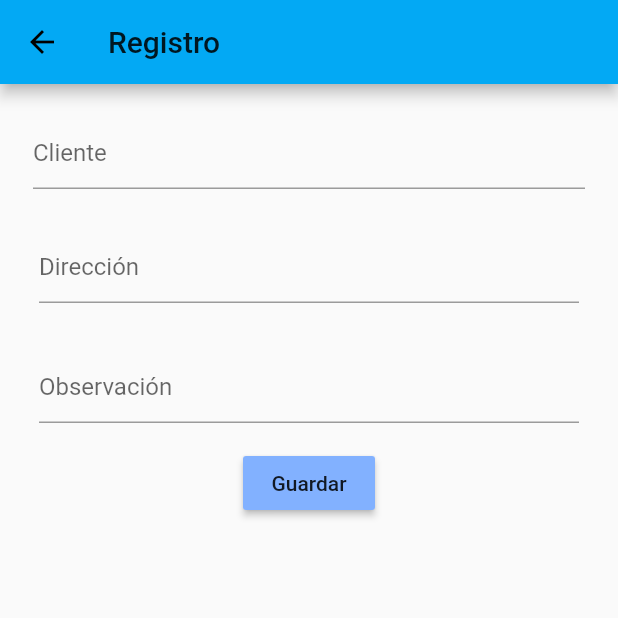
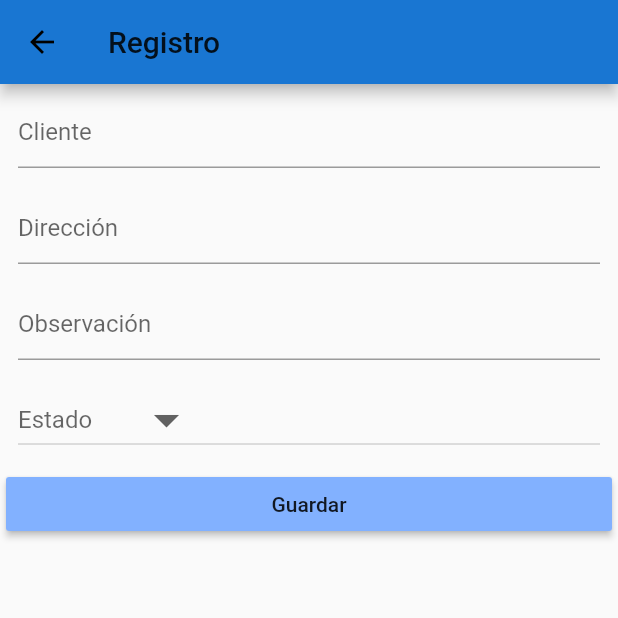
Before and after one commit to hhbravo/courier-flutter, a Flutter app: the OrderDetailPage screen opened directly with empty values, after a tap on "Guardar", on a phone screen of 412 x 824 dp, the top half of it. Run offline on Flutter 3.47's test engine with Material 2 defaults, Android fonts, the phone set to English and light mode, and no system bars; our stand-ins replace location, sqflite; accounts and stored records are empty; network calls fail; Roboto replaces fonts that are missing (Nunito); statements that could not run were skipped.

Commit message:
form registro de estado

```diff
--- a/lib/data/rest_ds.dart
+++ b/lib/data/rest_ds.dart
@@ -8,7 +8,7 @@ class RestDatasource {
   static final BASE_URL = "http://www.choice-aduanas.com.pe/control/servicio/";
   static final URL_LOGIN = BASE_URL + 'services?user={0}&password={1}';
   static final URL_ORDERS = BASE_URL + 'orden?user={0}';
-  static final URL_UPDATE_ORDER = BASE_URL + 'updateOrden?latitud={0}&longitud={1}&observacion={2}&id={3}';
+  static final URL_UPDATE_ORDER = BASE_URL + 'updateOrden?idcourier={0}&user={1}&latitud={2}&longitud={3}&observacion={4}&estado={5}';
 
   Future<User> login(String username, String password) async {
     var url = URL_LOGIN.replaceAll("{0}", username).replaceAll("{1}", password);
@@ -46,8 +46,9 @@ class RestDatasource {
     }
   }
 
-  Future<String> updateOrder(String id, String lat, String lon, String observation) async {
-    var url = URL_UPDATE_ORDER.replaceAll("{0}", lat).replaceAll("{1}", lon).replaceAll("{2}", observation).replaceAll("{3}", id);
+  Future<String> updateOrder(String idOrder, String lat, String lon, String observation, String idUser, String status) async {
+    var url = URL_UPDATE_ORDER.replaceAll("{0}", idOrder).replaceAll("{1}", idUser)
+    .replaceAll("{2}", lat).replaceAll("{3}", lon).replaceAll("{4}", observation).replaceAll("{5}", status);
     final response = await http.post(url, headers: {"Content-Type": "application/json"});
 
     if (response.statusCode == 200) {
--- a/lib/ui/orders/orders_detail.dart
+++ b/lib/ui/orders/orders_detail.dart
@@ -14,12 +14,10 @@ class OrderDetailPage extends StatefulWidget {
 }
 
 class _OrderDetailPageState extends State<OrderDetailPage>
-  implements OrderScreenContract{
+    implements OrderScreenContract {
   Map<String, double> _startLocation;
   Map<String, double> _currentLocation;
-
   StreamSubscription<Map<String, double>> _locationSubscription;
-
   Location _location = new Location();
 
   bool _permission = false;
@@ -32,13 +30,33 @@ class _OrderDetailPageState extends State<OrderDetailPage>
   Order order;
 
   String _observation;
+  String _status;
+  String _selectedStatus;
   String error;
+
+  List<DropdownMenuItem<String>> listDropStatus = [];
 
   OrderScreenPresenter _presenter;
 
   _OrderDetailPageState(Order order) {
     this.order = order;
     _presenter = new OrderScreenPresenter(this);
+  }
+
+  void loadStatus() {
+    listDropStatus = [];
+    List<String> drop = [
+      'Pendiente',
+      'Asignado',
+      'Entregado',
+      'Rechazado',
+      'Cerrado'
+    ];
+    int index = 0;
+    listDropStatus = drop
+        .map((val) => new DropdownMenuItem<String>(
+            child: new Text(val), value: (index++).toString()))
+        .toList();
   }
 
   @override
@@ -83,7 +101,13 @@ class _OrderDetailPageState extends State<OrderDetailPage>
     if (form.validate()) {
       setState(() => _isLoading = true);
       form.save();
-      _presenter.updateOrder(this.order.idcourier, _currentLocation["latitude"].toString(), _currentLocation["longitude"].toString(), _observation);
+      _presenter.updateOrder(
+          this.order.idcourier,
+          _currentLocation["latitude"].toString(),
+          _currentLocation["longitude"].toString(),
+          _observation,
+          this.order.idusuario_crea,
+          _selectedStatus);
     }
   }
 
@@ -102,6 +126,7 @@ class _OrderDetailPageState extends State<OrderDetailPage>
 
   @override
   Widget build(BuildContext context) {
+    loadStatus();
     final observation = new Padding(
         padding: const EdgeInsets.all(8.0),
         child: TextFormField(
@@ -120,9 +145,7 @@ class _OrderDetailPageState extends State<OrderDetailPage>
           autofocus: false,
           initialValue: this.order.cliente,
           keyboardType: TextInputType.text,
-          decoration: InputDecoration(
-            hintText: 'Cliente',
-          ),
+          decoration: InputDecoration(hintText: 'Cliente', enabled: true),
         ));
 
     final address = new Padding(
@@ -131,9 +154,7 @@ class _OrderDetailPageState extends State<OrderDetailPage>
           autofocus: false,
           initialValue: this.order.direccion,
           keyboardType: TextInputType.text,
-          decoration: InputDecoration(
-            hintText: 'Dirección',
-          ),
+          decoration: InputDecoration(hintText: 'Dirección', enabled: true),
         ));
 
     final loginButton = new RaisedButton(
@@ -142,42 +163,41 @@ class _OrderDetailPageState extends State<OrderDetailPage>
       color: Colors.blueAccent[100],
     );
 
-    final loginForm = new Column(
-      children: <Widget>[
-        new Form(
-            key: formKey,
-            child: new Column(children: <Widget>[
-              new Padding(
-                padding: const EdgeInsets.all(4.0),
-                child: client,
-              ),
-              new Padding(
-                padding: const EdgeInsets.all(8.0),
-                child: address,
-              ),
-              new Padding(
-                padding: const EdgeInsets.all(8.0),
-                child: observation,
-              ),
-            ]
-          )
-        ),
-        loginButton
-      ],
-      crossAxisAlignment: CrossAxisAlignment.center,
+    final statusDrop = new Padding(
+        padding: const EdgeInsets.all(8.0),
+        child: new DropdownButton(
+          items: listDropStatus,
+          value: _selectedStatus,
+          iconSize: 40.0,
+          elevation: 16,
+          hint: new Text('Estado'),
+          onChanged: (value) {
+            _selectedStatus = value;
+            setState(() {});
+          },
+        ));
+
+    final loginForm = new Form(
+      key: formKey,
+      autovalidate: true,
+      child: new ListView(
+          padding: const EdgeInsets.symmetric(horizontal: 4.0),
+          children: <Widget>[
+            client,
+            address,
+            observation,
+            statusDrop,
+            loginButton,
+          ]),
     );
 
     return Scaffold(
       key: scaffoldKey,
       appBar: new AppBar(
+        backgroundColor: Colors.blue[700],
         title: new Text('Registro'),
       ),
-      body: new Container(
-            child: new Container(
-              padding: new EdgeInsets.all(10.0),
-              child: loginForm,
-        ),
-      ),
+      body: new SafeArea(top: false, bottom: false, child: loginForm),
     );
   }
 }
--- a/lib/ui/orders/orders_pade.dart
+++ b/lib/ui/orders/orders_pade.dart
@@ -64,6 +64,7 @@ class _OrdersPageState extends State<OrdersPage> {
   }
 
   void _onTapItem(BuildContext context, Order order) {
+    order.idusuario_crea = this.id.toString();
       Navigator.push(
         _ctx,
         new MaterialPageRoute(
--- a/lib/ui/orders/orders_screen_presenter.dart
+++ b/lib/ui/orders/orders_screen_presenter.dart
@@ -11,8 +11,8 @@ class OrderScreenPresenter {
 
   OrderScreenPresenter(this._view);
 
-  updateOrder(String id, String lat, String lon, String observation) {
-    api.updateOrder(id, lat, lon, observation).then((String result) {
+  updateOrder(String id, String lat, String lon, String observation, String idUser, String status) {
+    api.updateOrder(id, lat, lon, observation, idUser, status).then((String result) {
       print(result);
       _view.onOrderSuccess(result);
     }).catchError((Exception error) {
--- a/pubspec.yaml
+++ b/pubspec.yaml
@@ -21,8 +21,6 @@ dependencies:
   # The following adds the Cupertino Icons font to your application.
   # Use with the CupertinoIcons class for iOS style icons.
   cupertino_icons: ^0.1.2
-  http: ^0.12.0
-
 
 dev_dependencies:
   flutter_test:
```
